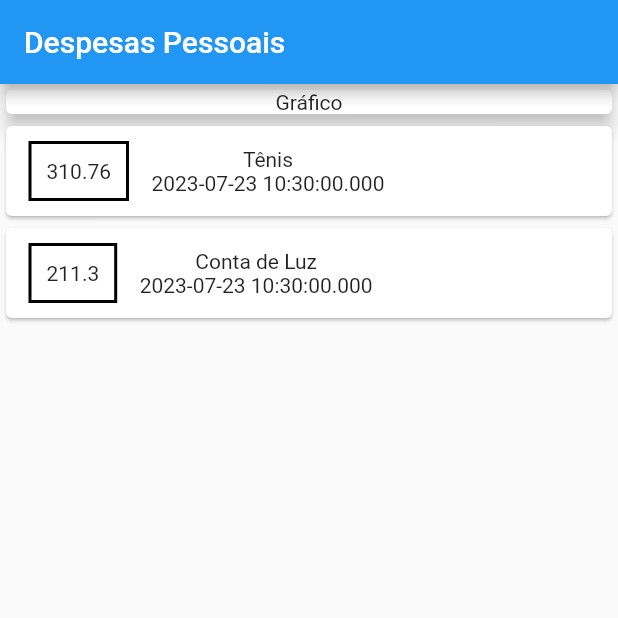
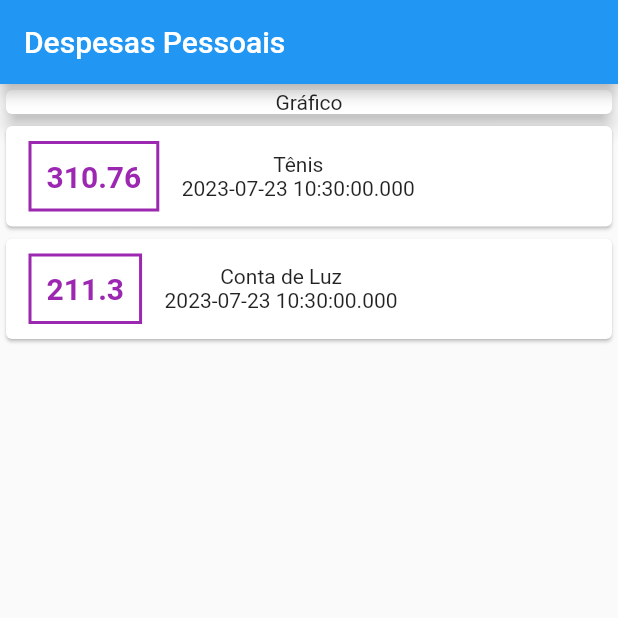
Before and after one commit to Kiel025/ExpensesApp, a Flutter app: the screen it shows after launch, on a phone screen of 412 x 824 dp, the top half of it. Run offline on Flutter 3.47's test engine with Material 2 defaults, Android fonts, the phone set to English and light mode, and no system bars.

Commit message:
value text style

```diff
--- a/lib/main.dart
+++ b/lib/main.dart
@@ -62,12 +62,19 @@ class MyHomePage extends StatelessWidget {
                       ),
                       decoration: BoxDecoration(
                         border: Border.all(
-                          color: Colors.black,
+                          color: Colors.purple,
                           width: 2,
                         ),
                       ),
                       padding: const EdgeInsets.all(10),
-                      child: Text(tr.value.toString()),
+                      child: Text(
+                        tr.value.toString(),
+                        style: const TextStyle(
+                          fontWeight: FontWeight.bold,
+                          fontSize: 20,
+                          color: Colors.purple,
+                        ),
+                      ),
                     ),
                     Column(
                       children: [
```
